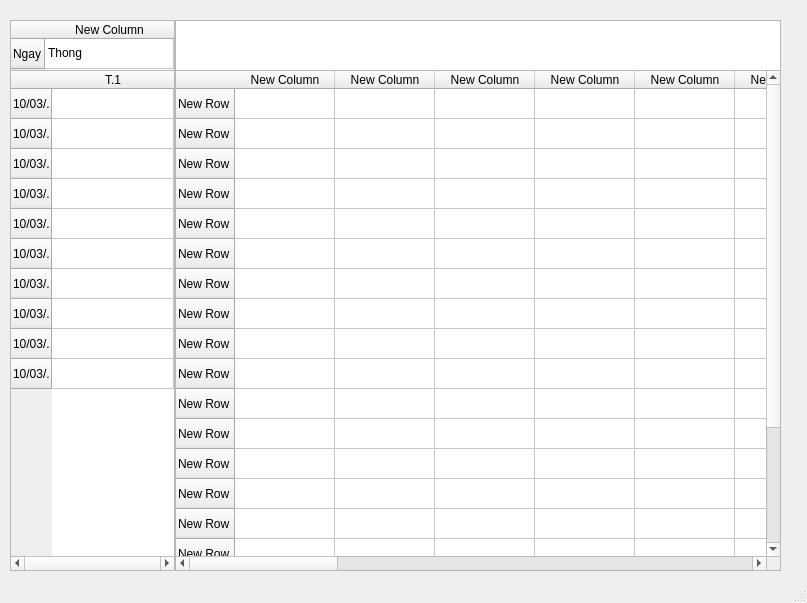
First picture: the form in test.ui, repository rinrinx28/pm-app-py, before the edit.
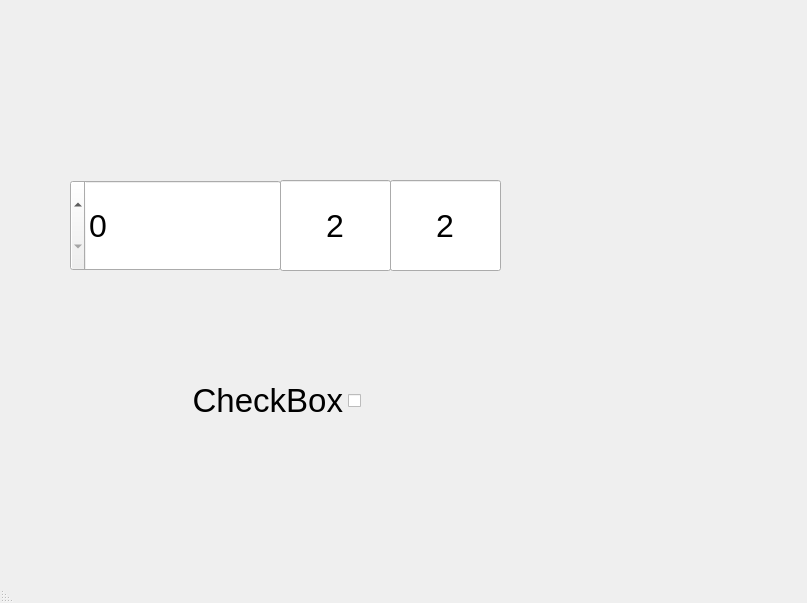
Second picture: the form after the edit.

Commit message: Update Handler Data table count and color, handler re-render table

Diff of the .ui file:
```diff
--- a/test.ui
+++ b/test.ui
@@ -13,355 +13,103 @@
   <property name="windowTitle">
    <string>MainWindow</string>
   </property>
+  <property name="layoutDirection">
+   <enum>Qt::RightToLeft</enum>
+  </property>
   <property name="autoFillBackground">
    <bool>false</bool>
   </property>
   <widget class="QWidget" name="centralwidget">
-   <widget class="QWidget" name="horizontalLayoutWidget">
+   <widget class="QSpinBox" name="spinBox">
     <property name="geometry">
      <rect>
-      <x>10</x>
-      <y>70</y>
-      <width>771</width>
-      <height>501</height>
+      <x>70</x>
+      <y>180</y>
+      <width>211</width>
+      <height>91</height>
      </rect>
     </property>
-    <layout class="QHBoxLayout" name="horizontalLayout">
-     <property name="spacing">
-      <number>0</number>
-     </property>
-     <item>
-      <widget class="QTableWidget" name="tableWidget_3">
-       <property name="maximumSize">
-        <size>
-         <width>165</width>
-         <height>16777215</height>
-        </size>
-       </property>
-       <property name="verticalScrollBarPolicy">
-        <enum>Qt::ScrollBarAlwaysOff</enum>
-       </property>
-       <property name="horizontalScrollBarPolicy">
-        <enum>Qt::ScrollBarAlwaysOn</enum>
-       </property>
-       <attribute name="horizontalHeaderStretchLastSection">
-        <bool>true</bool>
-       </attribute>
-       <row>
-        <property name="text">
-         <string>10/03/.</string>
-        </property>
-       </row>
-       <row>
-        <property name="text">
-         <string>10/03/.</string>
-        </property>
-       </row>
-       <row>
-        <property name="text">
-         <string>10/03/.</string>
-        </property>
-       </row>
-       <row>
-        <property name="text">
-         <string>10/03/.</string>
-        </property>
-       </row>
-       <row>
-        <property name="text">
-         <string>10/03/.</string>
-        </property>
-       </row>
-       <row>
-        <property name="text">
-         <string>10/03/.</string>
-        </property>
-       </row>
-       <row>
-        <property name="text">
-         <string>10/03/.</string>
-        </property>
-       </row>
-       <row>
-        <property name="text">
-         <string>10/03/.</string>
-        </property>
-       </row>
-       <row>
-        <property name="text">
-         <string>10/03/.</string>
-        </property>
-       </row>
-       <row>
-        <property name="text">
-         <string>10/03/.</string>
-        </property>
-       </row>
-       <column>
-        <property name="text">
-         <string>T.1</string>
-        </property>
-       </column>
-      </widget>
-     </item>
-     <item>
-      <widget class="QTableWidget" name="tableWidget_2">
-       <row>
-        <property name="text">
-         <string>New Row</string>
-        </property>
-       </row>
-       <row>
-        <property name="text">
-         <string>New Row</string>
-        </property>
-       </row>
-       <row>
-        <property name="text">
-         <string>New Row</string>
-        </property>
-       </row>
-       <row>
-        <property name="text">
-         <string>New Row</string>
-        </property>
-       </row>
-       <row>
-        <property name="text">
-         <string>New Row</string>
-        </property>
-       </row>
-       <row>
-        <property name="text">
-         <string>New Row</string>
-        </property>
-       </row>
-       <row>
-        <property name="text">
-         <string>New Row</string>
-        </property>
-       </row>
-       <row>
-        <property name="text">
-         <string>New Row</string>
-        </property>
-       </row>
-       <row>
-        <property name="text">
-         <string>New Row</string>
-        </property>
-       </row>
-       <row>
-        <property name="text">
-         <string>New Row</string>
-        </property>
-       </row>
-       <row>
-        <property name="text">
-         <string>New Row</string>
-        </property>
-       </row>
-       <row>
-        <property name="text">
-         <string>New Row</string>
-        </property>
-       </row>
-       <row>
-        <property name="text">
-         <string>New Row</string>
-        </property>
-       </row>
-       <row>
-        <property name="text">
-         <string>New Row</string>
-        </property>
-       </row>
-       <row>
-        <property name="text">
-         <string>New Row</string>
-        </property>
-       </row>
-       <row>
-        <property name="text">
-         <string>New Row</string>
-        </property>
-       </row>
-       <row>
-        <property name="text">
-         <string>New Row</string>
-        </property>
-       </row>
-       <row>
-        <property name="text">
-         <string>New Row</string>
-        </property>
-       </row>
-       <row>
-        <property name="text">
-         <string>New Row</string>
-        </property>
-       </row>
-       <row>
-        <property name="text">
-         <string>New Row</string>
-        </property>
-       </row>
-       <column>
-        <property name="text">
-         <string>New Column</string>
-        </property>
-       </column>
-       <column>
-        <property name="text">
-         <string>New Column</string>
-        </property>
-       </column>
-       <column>
-        <property name="text">
-         <string>New Column</string>
-        </property>
-       </column>
-       <column>
-        <property name="text">
-         <string>New Column</string>
-        </property>
-       </column>
-       <column>
-        <property name="text">
-         <string>New Column</string>
-        </property>
-       </column>
-       <column>
-        <property name="text">
-         <string>New Column</string>
-        </property>
-       </column>
-       <column>
-        <property name="text">
-         <string>New Column</string>
-        </property>
-       </column>
-       <column>
-        <property name="text">
-         <string>New Column</string>
-        </property>
-       </column>
-       <column>
-        <property name="text">
-         <string>New Column</string>
-        </property>
-       </column>
-       <column>
-        <property name="text">
-         <string>New Column</string>
-        </property>
-       </column>
-       <column>
-        <property name="text">
-         <string>New Column</string>
-        </property>
-       </column>
-       <column>
-        <property name="text">
-         <string>New Column</string>
-        </property>
-       </column>
-       <column>
-        <property name="text">
-         <string>New Column</string>
-        </property>
-       </column>
-       <column>
-        <property name="text">
-         <string>New Column</string>
-        </property>
-       </column>
-       <column>
-        <property name="text">
-         <string>New Column</string>
-        </property>
-       </column>
-       <column>
-        <property name="text">
-         <string>New Column</string>
-        </property>
-       </column>
-       <column>
-        <property name="text">
-         <string>New Column</string>
-        </property>
-       </column>
-       <column>
-        <property name="text">
-         <string>New Column</string>
-        </property>
-       </column>
-       <column>
-        <property name="text">
-         <string>New Column</string>
-        </property>
-       </column>
-      </widget>
-     </item>
-    </layout>
+    <property name="font">
+     <font>
+      <pointsize>24</pointsize>
+     </font>
+    </property>
    </widget>
-   <widget class="QWidget" name="horizontalLayoutWidget_2">
+   <widget class="QLineEdit" name="lineEdit">
     <property name="geometry">
      <rect>
-      <x>10</x>
-      <y>20</y>
-      <width>771</width>
-      <height>51</height>
+      <x>280</x>
+      <y>180</y>
+      <width>111</width>
+      <height>91</height>
      </rect>
     </property>
-    <layout class="QHBoxLayout" name="horizontalLayout_2">
-     <property name="spacing">
-      <number>0</number>
-     </property>
-     <item>
-      <widget class="QTableWidget" name="tableWidget_4">
-       <property name="minimumSize">
-        <size>
-         <width>165</width>
-         <height>0</height>
-        </size>
-       </property>
-       <property name="maximumSize">
-        <size>
-         <width>165</width>
-         <height>16777215</height>
-        </size>
-       </property>
-       <property name="verticalScrollBarPolicy">
-        <enum>Qt::ScrollBarAlwaysOff</enum>
-       </property>
-       <property name="horizontalScrollBarPolicy">
-        <enum>Qt::ScrollBarAlwaysOff</enum>
-       </property>
-       <attribute name="horizontalHeaderStretchLastSection">
-        <bool>true</bool>
-       </attribute>
-       <row>
-        <property name="text">
-         <string>Ngay</string>
-        </property>
-       </row>
-       <column>
-        <property name="text">
-         <string>New Column</string>
-        </property>
-       </column>
-       <item row="0" column="0">
-        <property name="text">
-         <string>Thong</string>
-        </property>
-       </item>
-      </widget>
-     </item>
-     <item>
-      <widget class="QTableWidget" name="tableWidget"/>
-     </item>
-    </layout>
+    <property name="font">
+     <font>
+      <pointsize>24</pointsize>
+     </font>
+    </property>
+    <property name="text">
+     <string>2</string>
+    </property>
+    <property name="alignment">
+     <set>Qt::AlignCenter</set>
+    </property>
+   </widget>
+   <widget class="QLineEdit" name="lineEdit_3">
+    <property name="geometry">
+     <rect>
+      <x>390</x>
+      <y>180</y>
+      <width>111</width>
+      <height>91</height>
+     </rect>
+    </property>
+    <property name="font">
+     <font>
+      <pointsize>24</pointsize>
+     </font>
+    </property>
+    <property name="text">
+     <string>2</string>
+    </property>
+    <property name="alignment">
+     <set>Qt::AlignCenter</set>
+    </property>
+   </widget>
+   <widget class="QCheckBox" name="checkBox">
+    <property name="geometry">
+     <rect>
+      <x>180</x>
+      <y>340</y>
+      <width>181</width>
+      <height>121</height>
+     </rect>
+    </property>
+    <property name="font">
+     <font>
+      <pointsize>25</pointsize>
+     </font>
+    </property>
+    <property name="layoutDirection">
+     <enum>Qt::RightToLeft</enum>
+    </property>
+    <property name="autoFillBackground">
+     <bool>false</bool>
+    </property>
+    <property name="styleSheet">
+     <string notr="true">QCheckBox {
+    spacing: 5px;
+}
+
+QCheckBox::indicator {
+    width: 13px;
+    height: 13px;
+}</string>
+    </property>
+    <property name="text">
+     <string>CheckBox</string>
+    </property>
    </widget>
   </widget>
   <widget class="QStatusBar" name="statusbar"/>
```
Left out of the diff: 4 changed lines with no effect on the pictures. The commit also changes 3 other files.
